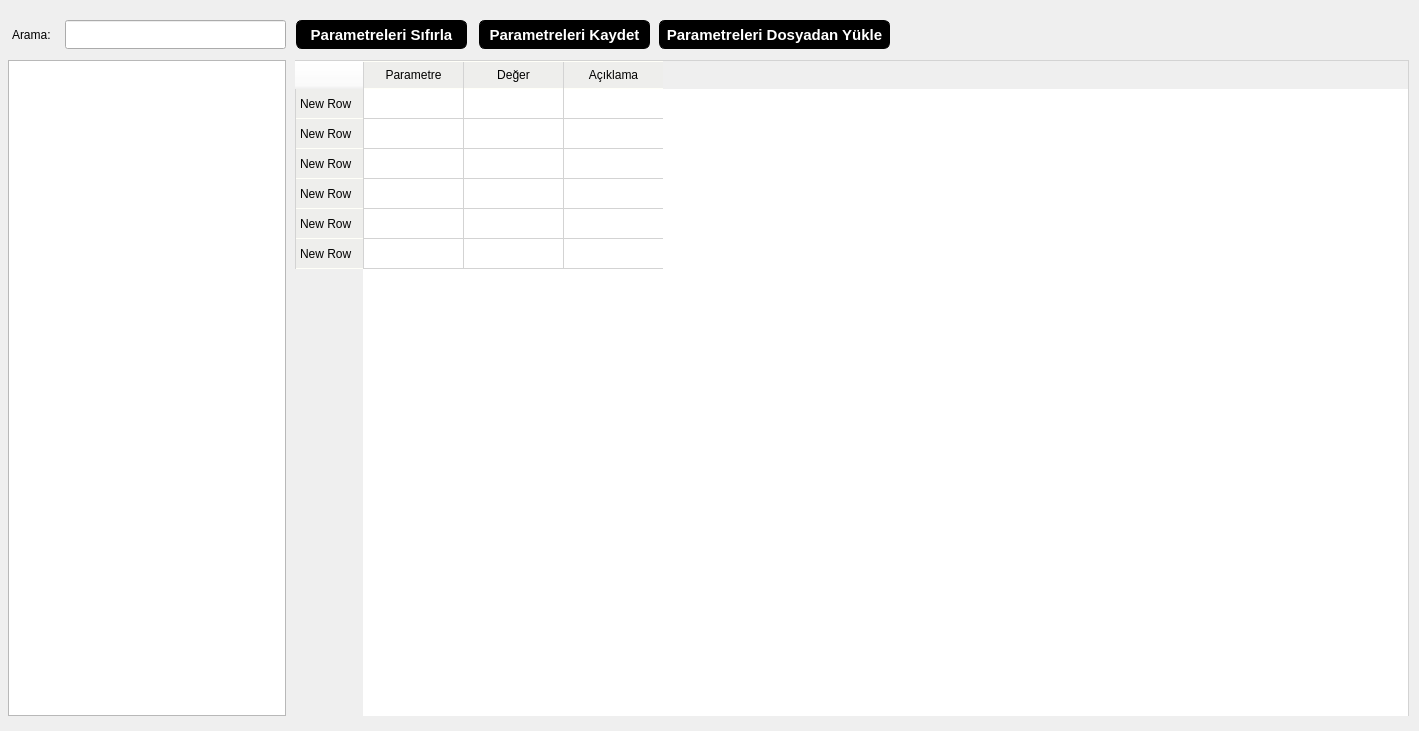
Above: parameters_design.ui from hurturkiha/otopilot-arayuzu before the change. Below: the same form after it.
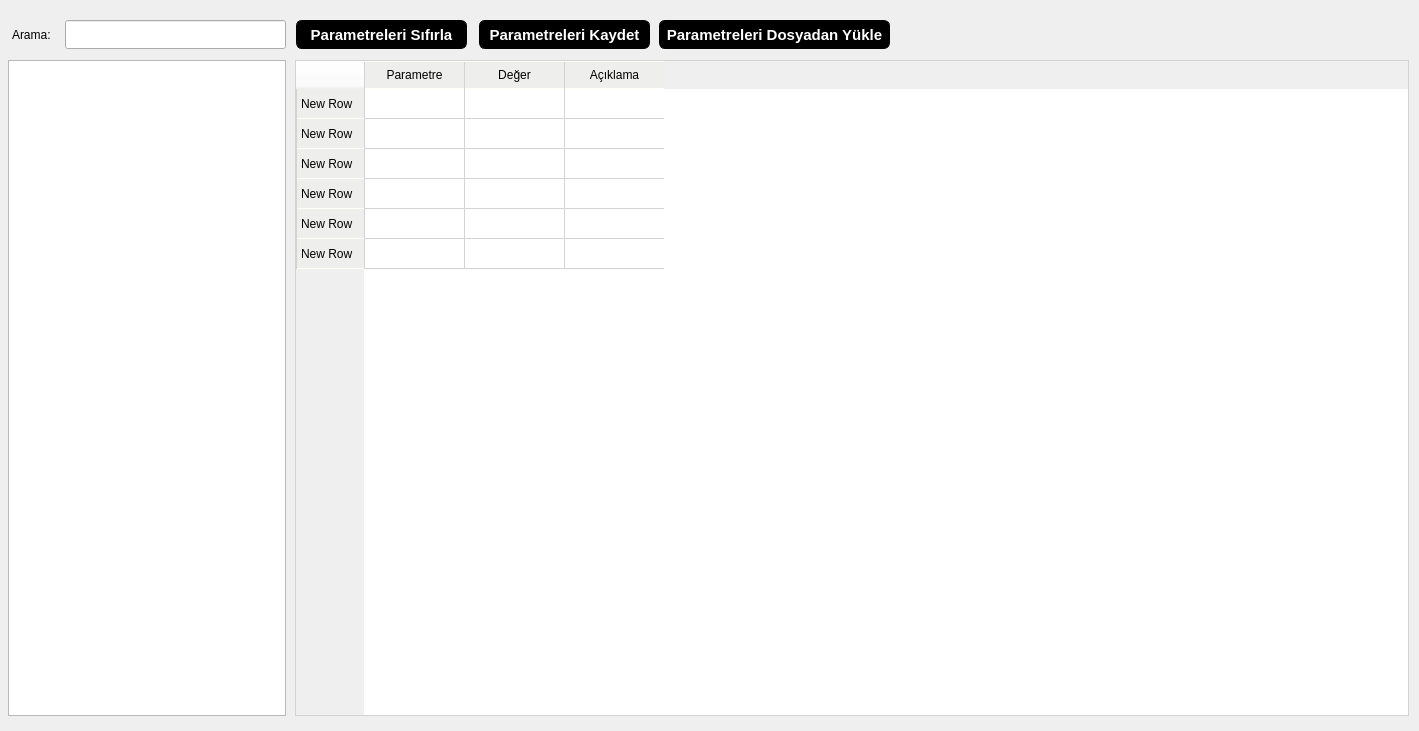
That is the form after the change.

Commit message: make gui design correction

Diff of the .ui file:
```diff
--- a/parameters_design.ui
+++ b/parameters_design.ui
@@ -194,8 +194,7 @@
    </property>
    <property name="styleSheet">
     <string notr="true">QTableWidget{
-	border-top: 1px solid lightgray;
-	border-right: 1px solid lightgray;
+	border: 1px solid lightgray;
 	outline: 0;
 	selection-background-color: white;
 }
```
The commit also changes 4 other files.
